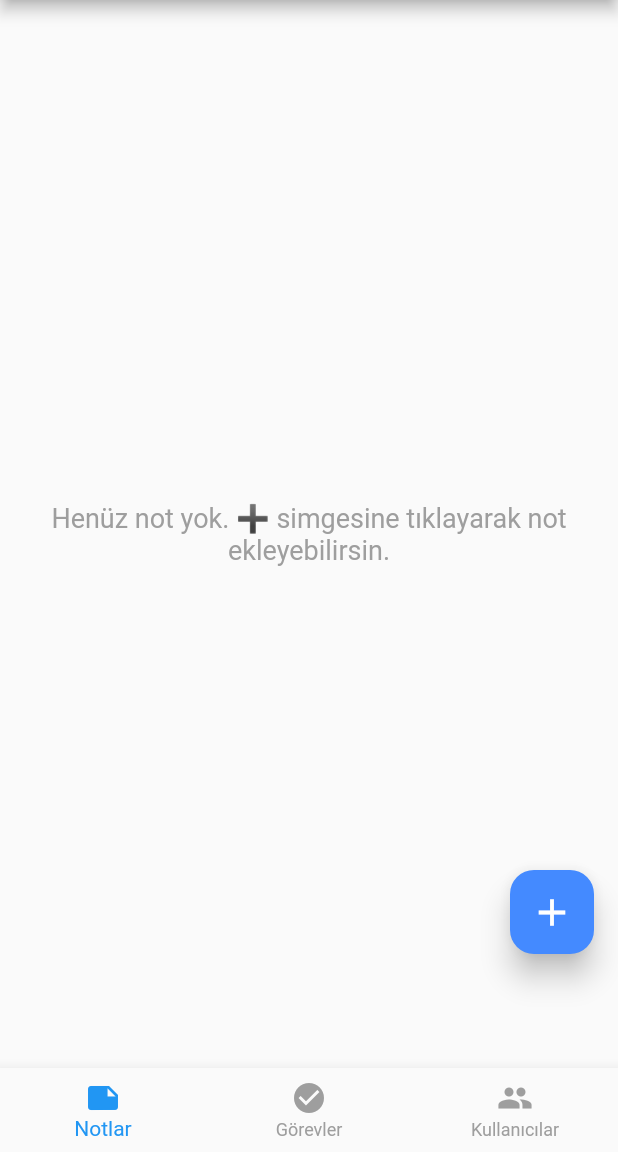
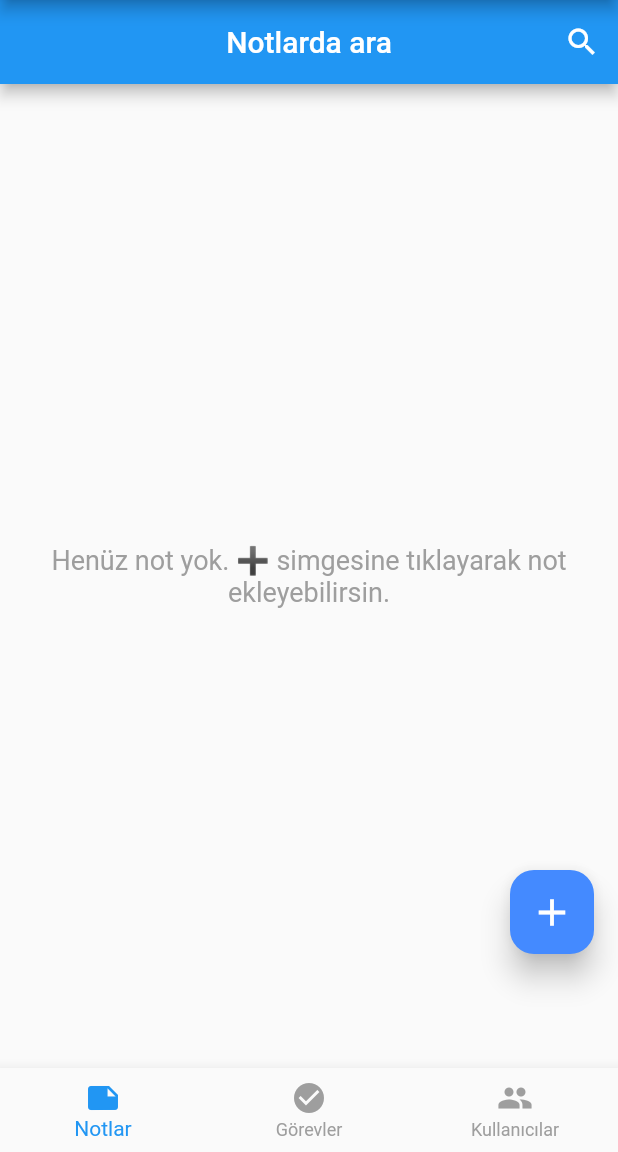
Before and after one commit to begumsudeuslu/notepad, a Flutter app: the screen it shows after launch, on a phone screen of 412 x 824 dp, the part 84-1236 px from its top. Run offline on Flutter 3.47's test engine with Material 3 defaults, Android fonts, the phone set to English and light mode, and no system bars; our stand-ins replace flutter_slidable, shared_preferences, sqflite; accounts and stored records are empty.

Commit message:
search bar added to notes

```diff
--- a/lib/screens/home_screen.dart
+++ b/lib/screens/home_screen.dart
@@ -15,7 +15,7 @@ class HomeScreen extends StatefulWidget {
 class _HomeScreenState extends State<HomeScreen> {
   int _selectedIndex = 0;
 
-  // Sayfaları GlobalKey ile kontrol edeceğiz
+  // Sayfaları GlobalKey ile kontrol ederiz
   final GlobalKey<NoteScreenState> _noteKey = GlobalKey();
   final GlobalKey<TasksScreenState> _taskKey = GlobalKey();
 
--- a/lib/screens/note_screen.dart
+++ b/lib/screens/note_screen.dart
@@ -15,21 +15,30 @@ class NoteScreen extends StatefulWidget {
 
 class NoteScreenState extends State<NoteScreen> {
   List<Note> _notes = [];
+  List<Note> _foundNotes = [];
+
   bool _isLoading = false;
+  bool _isSearching = false;
+
   int? _editingNoteId;
+
   final TextEditingController _editingTitleController = TextEditingController();
-  final TextEditingController _editingContentController = TextEditingController();
+  final TextEditingController _editingContentController =
+      TextEditingController();
+  final TextEditingController _searchController = TextEditingController();
 
   @override
   void initState() {
     super.initState();
     _refreshNotes();
+    _searchController.addListener(_filterNotes);
   }
 
   @override
   void dispose() {
     _editingTitleController.dispose();
     _editingContentController.dispose();
+    _searchController.dispose();
     super.dispose();
   }
 
@@ -39,8 +48,26 @@ class NoteScreenState extends State<NoteScreen> {
     });
     final notes = await NotePadDatabase.instance.readAllNotes();
     setState(() {
-      _notes = notes;
+      _notes = notes.reversed.toList(); // yeni notlar üste eklenir
+      _foundNotes = _notes; // başlangıçta tüm notlar gösterilir
       _isLoading = false;
+    });
+  }
+
+  void _filterNotes() {
+    final query = _searchController.text.toLowerCase();
+    setState(() {
+      if (query.isEmpty) {
+        _foundNotes = _notes;
+      } else {
+        _foundNotes = _notes
+            .where(
+              (note) =>
+                  note.title.toLowerCase().contains(query) ||
+                  note.content.toLowerCase().contains(query),
+            )
+            .toList();
+      }
     });
   }
 
@@ -56,7 +83,9 @@ class NoteScreenState extends State<NoteScreen> {
 
   void _saveEditedNote() async {
     if (_editingNoteId != null) {
-      final noteToUpdate = _notes.firstWhere((note) => note.id == _editingNoteId);
+      final noteToUpdate = _notes.firstWhere(
+        (note) => note.id == _editingNoteId,
+      );
       final updatedNote = noteToUpdate.copy(
         title: _editingTitleController.text,
         content: _editingContentController.text,
@@ -82,14 +111,15 @@ class NoteScreenState extends State<NoteScreen> {
     });
   }
 
-  // Hata veren kısmı düzelterek notu silen fonksiyon
+  // notu silen fonksiyon
   void _deleteNote(int id, int index) async {
     final deletedNote = _notes[index];
     setState(() {
+      _foundNotes.removeAt(index);
       _notes.removeAt(index);
     });
 
-    // Kullanıcının notu geri alıp almadığını kontrol etmek için bir bayrak
+    // Kullanıcının notu geri alıp almadığını kontrol etmek için bir flag
     bool isUndo = false;
 
     final snackBar = SnackBar(
@@ -97,17 +127,20 @@ class NoteScreenState extends State<NoteScreen> {
       action: SnackBarAction(
         label: 'Geri Al',
         onPressed: () {
-          // 'Geri Al' butonuna basıldıysa bayrağı true yap
+          // 'Geri Al' butonuna basıldıysa flag is true
           isUndo = true;
           // Notu listeye geri ekle
           setState(() {
-            _notes.insert(index, deletedNote);
+            _notes.insert(0, deletedNote); // en üstte gösterilir
+            _foundNotes = _notes; // arama listesini günceller
           });
         },
       ),
     );
 
-    ScaffoldMessenger.of(context).showSnackBar(snackBar).closed.then((reason) async {
+    ScaffoldMessenger.of(context).showSnackBar(snackBar).closed.then((
+      reason,
+    ) async {
       // SnackBar kapandığında, eğer 'Geri Al' butonuna basılmadıysa notu veritabanından kalıcı olarak sil
       if (!isUndo) {
         await NotePadDatabase.instance.delete(id);
@@ -115,15 +148,13 @@ class NoteScreenState extends State<NoteScreen> {
     });
   }
 
-  void _showNoteDetail(BuildContext context, Note note)   {
+  void _showNoteDetail(BuildContext context, Note note) {
     showDialog(
       context: context,
       builder: (BuildContext context) {
         return AlertDialog(
           title: Text(note.title),
-          content: SingleChildScrollView(
-            child: Text(note.content),
-          ),
+          content: SingleChildScrollView(child: Text(note.content)),
           actions: [
             TextButton(
               onPressed: () => Navigator.of(context).pop(),
@@ -165,9 +196,7 @@ class NoteScreenState extends State<NoteScreen> {
     return Card(
       elevation: 3,
       margin: const EdgeInsets.symmetric(vertical: 8),
-    shape: RoundedRectangleBorder(
-      borderRadius: BorderRadius.circular(12),
-    ),
+      shape: RoundedRectangleBorder(borderRadius: BorderRadius.circular(12)),
       child: Slidable(
         key: ValueKey(note.id),
         endActionPane: ActionPane(
@@ -187,7 +216,9 @@ class NoteScreenState extends State<NoteScreen> {
                   builder: (BuildContext context) {
                     return AlertDialog(
                       title: const Text("Notu Sil"),
-                    content: const Text("Bu notu silmek istediğinize emin misiniz?"),
+                      content: const Text(
+                        "Bu notu silmek istediğinize emin misiniz?",
+                      ),
                       actions: <Widget>[
                         TextButton(
                           onPressed: () => Navigator.of(context).pop(false),
@@ -283,9 +314,12 @@ class NoteScreenState extends State<NoteScreen> {
         overflow: TextOverflow.ellipsis,
       ),
       // Yüksekliği daha tutarlı hale getirmek için bu parametreleri ayarlayın
-      contentPadding: const EdgeInsets.symmetric(horizontal: 16.0, vertical: 8.0),
+      contentPadding: const EdgeInsets.symmetric(
+        horizontal: 16.0,
+        vertical: 8.0,
+      ),
       isThreeLine: false, // subtitle 2 satır olduğu için bunu false yapın
-      onTap:() => _showNoteDetail(context, note),
+      onTap: () => _showNoteDetail(context, note),
     );
   }
 
@@ -293,15 +327,18 @@ class NoteScreenState extends State<NoteScreen> {
     if (_isLoading) {
       return const Center(child: CircularProgressIndicator());
     }
-    if (_notes.isEmpty) {
+
+    final listToShow = _isSearching ? _foundNotes : _notes;
+
+    if (listToShow.isEmpty) {
       return _buildEmptyNotesMessage();
     }
     return SlidableAutoCloseBehavior(
       child: ListView.builder(
         padding: const EdgeInsets.all(12),
-        itemCount: _notes.length,
+        itemCount: listToShow.length,
         itemBuilder: (context, index) {
-          final note = _notes[index];
+          final note = listToShow[index];
           final isEditing = _editingNoteId == note.id;
           return _buildNoteCard(context, note, isEditing);
         },
@@ -334,17 +371,61 @@ class NoteScreenState extends State<NoteScreen> {
     );
   }
 
-  AppBar? _buildAppBar() {
-    if (_editingNoteId != null) {
-      return _buildEditingModeAppBar();
+  AppBar? _buildNormalAppBar() {
+    return AppBar(
+      backgroundColor: Colors.blue,
+      foregroundColor: Colors.white,
+      title: const Text('Notlarda ara'),
+      centerTitle: true,
+      actions: [
+        IconButton(
+          onPressed: () {
+            setState(() {
+              _isSearching = true;
+            });
+          },
+          icon: const Icon(Icons.search),
+        ),
+      ],
+    );
   }
-    return null;
+
+  AppBar _buildSearchingAppBar() {
+    return AppBar(
+      backgroundColor: Colors.blue,
+      foregroundColor: Colors.white,
+      leading: IconButton(
+        onPressed: () {
+          setState(() {
+            _isSearching = false;
+            _searchController.clear();
+            FocusScope.of(context).unfocus(); // kalvyeyi kapatmak için
+            _refreshNotes();
+          });
+        },
+        icon: const Icon(Icons.arrow_back),
+      ),
+
+      title: TextField(
+        controller: _searchController,
+        autofocus: true,
+        cursorColor: Colors.white,
+        style: const TextStyle(color: Colors.white),
+        decoration: const InputDecoration(
+          hintText: 'Notlarda ara..',
+          hintStyle: TextStyle(color: Colors.white70),
+          border: InputBorder.none,
+        ),
+      ),
+    );
   }
 
   @override
   Widget build(BuildContext context) {
     return Scaffold(
-      appBar: _buildAppBar(),
+      appBar: _editingNoteId != null
+          ? _buildEditingModeAppBar()
+          : (_isSearching ? _buildSearchingAppBar() : _buildNormalAppBar()),
       body: _buildNotesList(),
     );
   }
```
Lines whose indentation alone changed are shown as unchanged.
